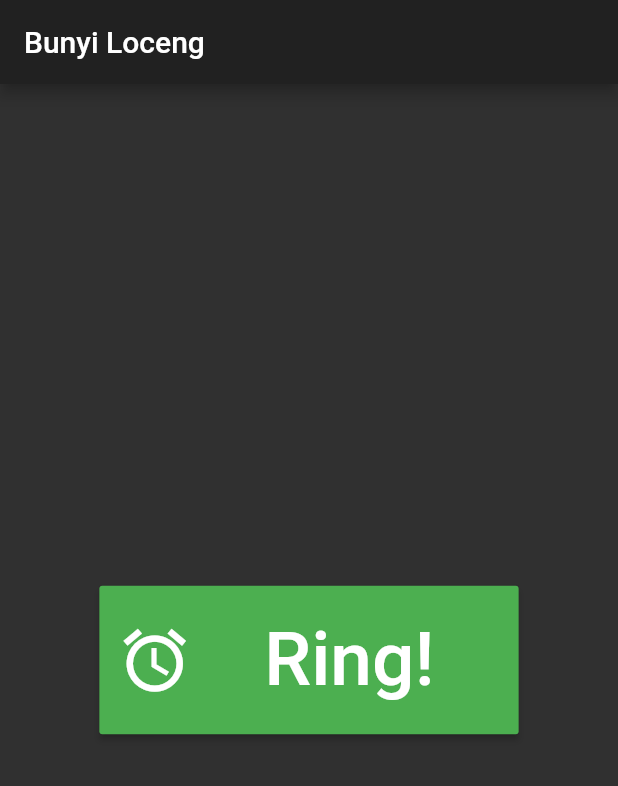
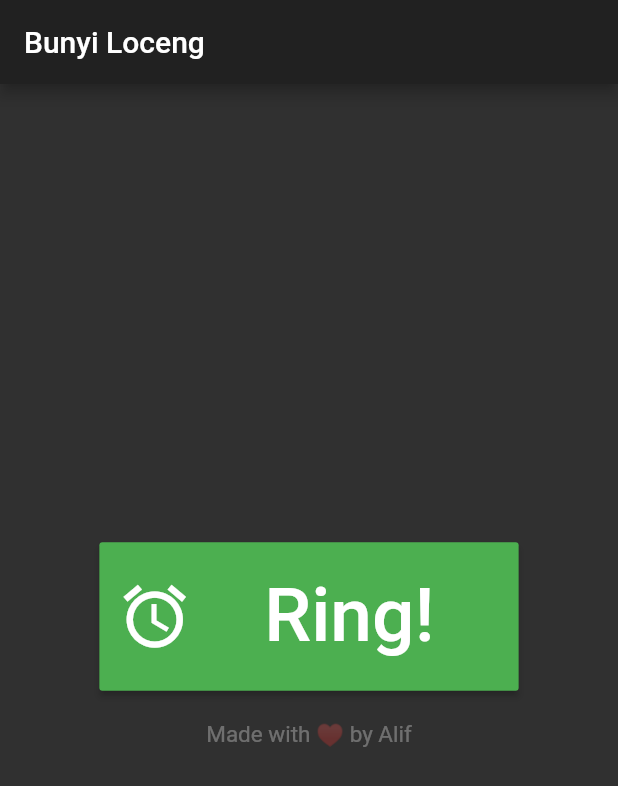
Before and after one commit to h4ck4life/flutter-play-sound, a Flutter app: the screen it shows after launch, on a phone screen of 412 x 824 dp. Shown: the top 786 px of the screen. Run offline on Flutter 3.47's test engine with Material 2 defaults, Android fonts, the phone set to English and light mode, and no system bars; our stand-ins replace audioplayers.

Commit message:
add label

```diff
--- a/lib/main.dart
+++ b/lib/main.dart
@@ -80,6 +80,10 @@ class _MyHomePageState extends State<MyHomePage> {
                     style: TextStyle(color: Colors.white, fontSize: 50),
                   ),
                 )),
+                Container(
+                  padding: EdgeInsets.fromLTRB(0, 20, 0, 20),
+                  child: Text('Made with ♥ by Alif', style: TextStyle(color: Colors.white30, fontSize: 15),),
+                )
           ],
         ),
       ),
```
